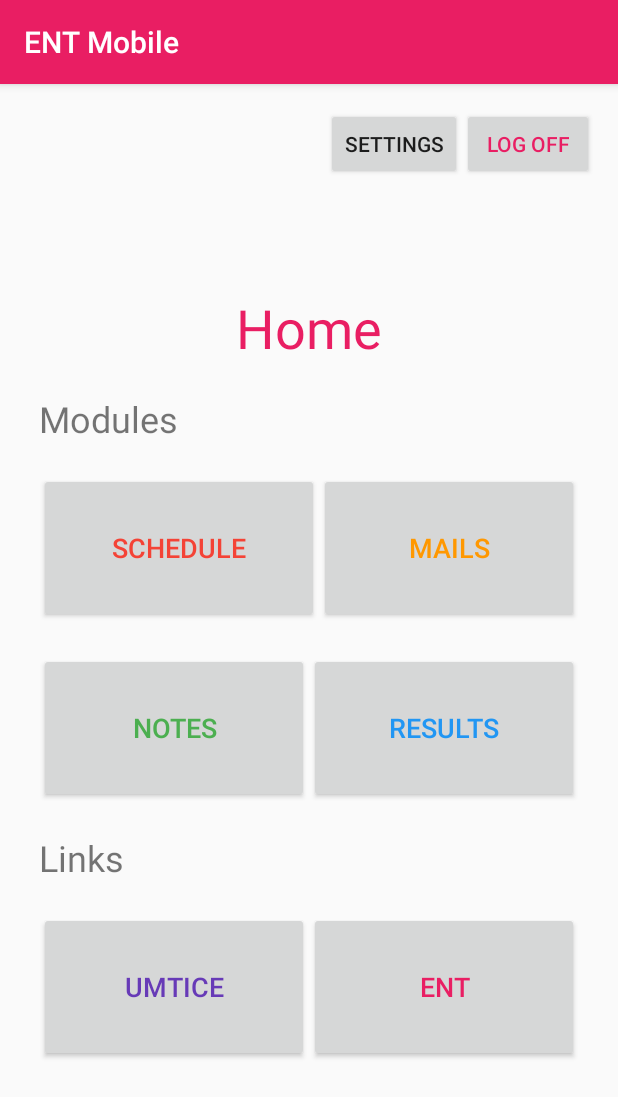
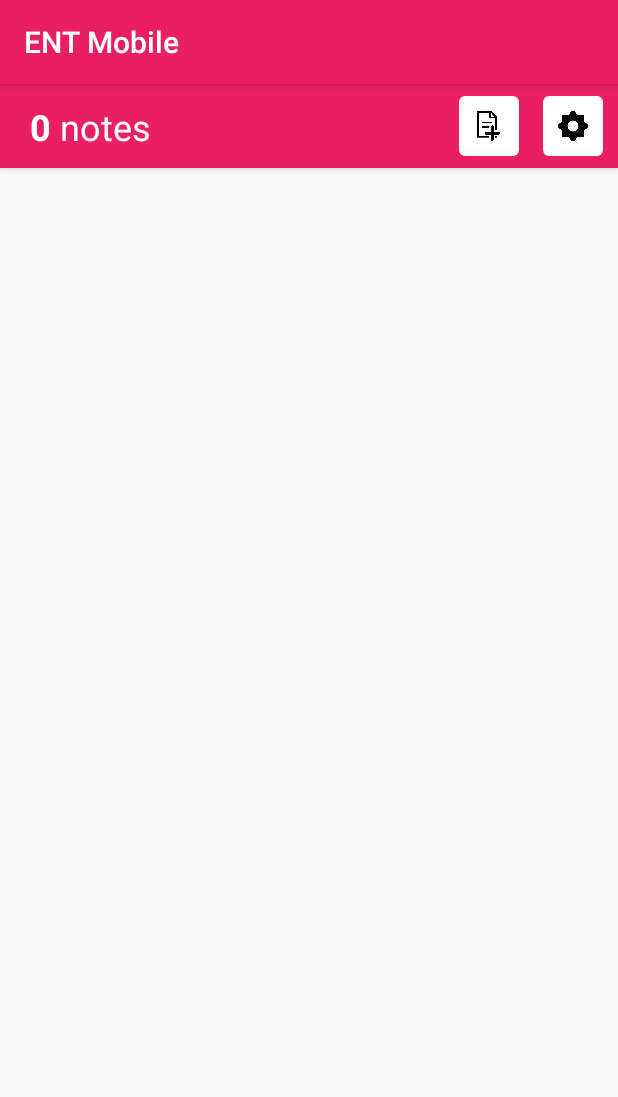
Before and after one commit to arthurbourret/ENTMobile, an Android app: the MainMenu screen opened directly, with no data from a screen before it, after a tap on "NOTES", on a phone screen of 412 x 824 dp. Shown: the top 1097 px of the screen. Run offline under Robolectric (Android 15) with nearby library versions, the phone set to English and light mode, and no system bars.

Commit message:
Minor adjustments and addition of the Notes module - (Create Account Activity) Code adjustments to fix an issue. - (Main Menu Activity) Minor UI structure adjustments. - (Main Menu Activity) Changed the the Log-Off and Settings Buttons to ImageButtons. - (Settings Activity) Added the logo of Laval's IUT. - (Notes Activity) Created the structure of the activity.

```diff
--- a/app/build.gradle
+++ b/app/build.gradle
@@ -35,6 +35,7 @@ dependencies {
     implementation 'androidx.lifecycle:lifecycle-livedata-ktx:2.2.0'
     implementation 'androidx.lifecycle:lifecycle-viewmodel-ktx:2.2.0'
     implementation 'androidx.preference:preference:1.1.1'
+    implementation 'androidx.legacy:legacy-support-v4:1.0.0'
     testImplementation 'junit:junit:4.+'
     androidTestImplementation 'androidx.test.ext:junit:1.1.2'
     androidTestImplementation 'androidx.test.espresso:espresso-core:3.3.0'
--- a/app/src/main/java/com/example/entmobile/MainMenu.java
+++ b/app/src/main/java/com/example/entmobile/MainMenu.java
@@ -5,6 +5,7 @@ import android.net.Uri;
 import android.os.Bundle;
 import android.view.View;
 import android.widget.Button;
+import android.widget.ImageButton;
 import android.widget.Toast;
 
 import androidx.appcompat.app.AppCompatActivity;
@@ -16,10 +17,11 @@ public class MainMenu extends AppCompatActivity {
     private final static String Url_ENT = "http://mon-ent-etudiant.univ-lemans.fr/fr/index.html"; //String containing the URL to the ENT website
     private final static String Url_UMTICE = "http://umtice.univ-lemans.fr/my/"; //String containing the URL to the UMTICE website
 
-    private Button button_log_off; //Button used to launch the "openLogInMenu()" method.
+    private ImageButton button_log_off; //Button used to launch the "openLogInMenu()" method.
+    private ImageButton button_settings; //Button used to launch the "openSettings()" method.
+
     private Button button_umtice; //Button used to launch the "openENTinBrowser()" method.
     private Button button_ent; //Button used to launch the "openUMTICEinBrowser()" method.
-    private Button button_settings; //Button used to launch the "openSettings()" method.
     private Button button_shedule; //Button used to launch the "openSchedule()" method.
     private Button button_mails; //Button used to launch the "openMails()" method.
     private Button button_notes; //Button used to launch the "openNotes()" method.
@@ -138,7 +140,8 @@ public class MainMenu extends AppCompatActivity {
      * Method used to open the Note page
      */
     private void openNotes() {
-        notImplemented();
+        Intent intent = new Intent(this, Notes.class);
+        startActivity(intent);
     }
 
     /**
--- /dev/null
+++ b/app/src/main/java/com/example/entmobile/Notes.java
@@ -0,0 +1,65 @@
+package com.example.entmobile;
+
+import androidx.appcompat.app.AppCompatActivity;
+
+import android.annotation.SuppressLint;
+import android.graphics.Color;
+import android.os.Bundle;
+import android.view.MotionEvent;
+import android.view.View;
+import android.widget.ImageButton;
+import android.widget.TextView;
+
+import com.google.android.material.floatingactionbutton.FloatingActionButton;
+
+public class Notes extends AppCompatActivity {
+
+    TextView notes_counter;
+    ImageButton notes_settings_button;
+    ImageButton add_note_button;
+
+    @Override
+    protected void onCreate(Bundle savedInstanceState) {
+        super.onCreate(savedInstanceState);
+        setContentView(R.layout.activity_notes);
+
+        notes_counter = findViewById(R.id.notes_counter);
+        add_note_button = findViewById(R.id.add_note_button);
+        notes_settings_button = findViewById(R.id.notes_settings_button);
+
+        setupButtonsFeedback();
+    }
+
+    @SuppressLint("ClickableViewAccessibility")
+    private void setupButtonsFeedback() {
+        add_note_button.setOnTouchListener(new View.OnTouchListener() {
+            @Override
+            public boolean onTouch(View v, MotionEvent event) {
+                if (event.getAction() == MotionEvent.ACTION_DOWN) {
+                    add_note_button.setBackgroundResource(R.drawable.rounded_corners_pressed);
+                    return true;
+                }
+                else if (event.getAction() == MotionEvent.ACTION_UP) {
+                    add_note_button.setBackgroundResource(R.drawable.rounded_corners);
+                    return true;
+                }
+                return false;
+            }
+        });
+
+        notes_settings_button.setOnTouchListener(new View.OnTouchListener() {
+            @Override
+            public boolean onTouch(View v, MotionEvent event) {
+                if (event.getAction() == MotionEvent.ACTION_DOWN) {
+                    notes_settings_button.setBackgroundResource(R.drawable.rounded_corners_pressed);
+                    return true;
+                }
+                else if (event.getAction() == MotionEvent.ACTION_UP) {
+                    notes_settings_button.setBackgroundResource(R.drawable.rounded_corners);
+                    return true;
+                }
+                return false;
+            }
+        });
+    }
+}
--- a/app/src/main/java/com/example/entmobile/Settings.java
+++ b/app/src/main/java/com/example/entmobile/Settings.java
@@ -11,11 +11,9 @@ public class Settings extends AppCompatActivity {
     protected void onCreate(Bundle savedInstanceState) {
         super.onCreate(savedInstanceState);
         setContentView(R.layout.settings_activity);
+
         if (savedInstanceState == null) {
-            getSupportFragmentManager()
-                    .beginTransaction()
-                    .replace(R.id.settings, new SettingsFragment())
-                    .commit();
+            getSupportFragmentManager().beginTransaction().replace(R.id.settings, new SettingsFragment()).commit();
         }
     }
 
--- /dev/null
+++ b/app/src/main/res/drawable/rounded_corners.xml
@@ -0,0 +1,5 @@
+<?xml version="1.0" encoding="utf-8"?>
+<shape xmlns:android="http://schemas.android.com/apk/res/android">
+    <corners android:radius="4dp" />
+    <solid android:color="#FFFFFF" />
+</shape>
--- /dev/null
+++ b/app/src/main/res/drawable/rounded_corners_pressed.xml
@@ -0,0 +1,5 @@
+<?xml version="1.0" encoding="utf-8"?>
+<shape xmlns:android="http://schemas.android.com/apk/res/android">
+    <corners android:radius="4dp" />
+    <solid android:color="#666b6c" />
+</shape>
--- a/app/src/main/res/layout/activity_create_account.xml
+++ b/app/src/main/res/layout/activity_create_account.xml
@@ -13,7 +13,7 @@
         android:layout_width="wrap_content"
         android:layout_height="160dp"
         android:layout_marginTop="40dp"
-        android:contentDescription="@string/logo_content_desc"
+        android:contentDescription="@string/logo_iut_content_desc"
         android:src="@drawable/app_res_img_logo_iut"
         app:layout_constraintEnd_toEndOf="parent"
         app:layout_constraintStart_toStartOf="parent"
--- a/app/src/main/res/layout/activity_main_menu.xml
+++ b/app/src/main/res/layout/activity_main_menu.xml
@@ -6,53 +6,62 @@
     android:layout_height="match_parent"
     tools:context=".MainMenu">
 
-    <LinearLayout
-        android:id="@+id/linearLayout"
-        android:layout_width="wrap_content"
-        android:layout_height="wrap_content"
-        android:layout_marginTop="16dp"
-        android:layout_marginEnd="16dp"
-        android:layout_marginRight="16dp"
-        android:gravity="center"
-        android:orientation="horizontal"
-        app:layout_constraintEnd_toEndOf="parent"
-        app:layout_constraintTop_toTopOf="parent">
-
-        <Button
-            android:id="@+id/button_settings"
-            android:layout_width="wrap_content"
-            android:layout_height="wrap_content"
-            android:layout_weight="1"
-            android:text="@string/settings" />
-
-        <Button
-            android:id="@+id/button_log_off"
-            android:layout_width="wrap_content"
-            android:layout_height="wrap_content"
-            android:layout_weight="1"
-            android:text="@string/log_off"
-            android:textColor="#E91E63" />
-    </LinearLayout>
-
     <TableLayout
         android:layout_width="0dp"
         android:layout_height="0dp"
         android:layout_marginStart="16dp"
         android:layout_marginLeft="16dp"
-        android:layout_marginTop="64dp"
         android:layout_marginEnd="16dp"
         android:layout_marginRight="16dp"
         app:layout_constraintBottom_toBottomOf="parent"
         app:layout_constraintEnd_toEndOf="parent"
         app:layout_constraintStart_toStartOf="parent"
-        app:layout_constraintTop_toBottomOf="@+id/linearLayout">
+        app:layout_constraintTop_toTopOf="parent">
 
         <TableRow
             android:layout_width="match_parent"
             android:layout_height="match_parent"
             android:layout_margin="10dp"
             android:layout_marginBottom="40dp"
-            android:gravity="center">
+            android:layout_weight="1"
+            android:gravity="top|end"
+            android:orientation="horizontal">
+
+            <LinearLayout
+                android:id="@+id/linearLayout"
+                android:layout_width="185dp"
+                android:layout_height="50dp"
+                android:gravity="top|end"
+                android:orientation="horizontal">
+
+                <ImageButton
+                    android:id="@+id/button_settings"
+                    android:layout_width="50dp"
+                    android:layout_height="50dp"
+                    android:adjustViewBounds="false"
+                    android:contentDescription="@string/settings"
+                    android:cropToPadding="false"
+                    android:scaleType="centerInside"
+                    app:srcCompat="@drawable/app_res_img_settings" />
+
+                <ImageButton
+                    android:id="@+id/button_log_off"
+                    android:layout_width="50dp"
+                    android:layout_height="50dp"
+                    android:adjustViewBounds="false"
+                    android:contentDescription="@string/log_off"
+                    android:scaleType="centerInside"
+                    app:srcCompat="@drawable/app_res_img_log_off" />
+            </LinearLayout>
+        </TableRow>
+
+        <TableRow
+            android:layout_width="match_parent"
+            android:layout_height="match_parent"
+            android:layout_margin="10dp"
+            android:layout_marginBottom="40dp"
+            android:layout_weight="1"
+            android:gravity="center|center_vertical">
 
             <TextView
                 android:id="@+id/textView_home"
@@ -61,14 +70,17 @@
                 android:gravity="center"
                 android:text="@string/home"
                 android:textColor="#E91E63"
-                android:textSize="36sp" />
+                android:textSize="36sp"
+                android:textStyle="bold" />
 
         </TableRow>
 
         <TableRow
             android:layout_width="match_parent"
             android:layout_height="match_parent"
-            android:layout_margin="10dp">
+            android:layout_margin="10dp"
+            android:layout_weight="0.5"
+            android:gravity="center_vertical">
 
             <TextView
                 android:id="@+id/textView_modules"
@@ -80,19 +92,16 @@
 
         <TableRow
             android:layout_width="match_parent"
-            android:layout_height="match_parent" >
-
-        </TableRow>
-
-        <TableRow
-            android:layout_width="match_parent"
             android:layout_height="match_parent"
-            android:layout_margin="10dp">
+            android:layout_margin="10dp"
+            android:layout_weight="1"
+            android:gravity="center_vertical">
 
             <LinearLayout
                 android:layout_width="match_parent"
                 android:layout_height="match_parent"
                 android:layout_weight="1"
+                android:gravity="center_vertical"
                 android:orientation="horizontal">
 
                 <Button
@@ -123,12 +132,15 @@
         <TableRow
             android:layout_width="match_parent"
             android:layout_height="match_parent"
-            android:layout_margin="10dp">
+            android:layout_margin="10dp"
+            android:layout_weight="1"
+            android:gravity="center_vertical">
 
             <LinearLayout
                 android:layout_width="match_parent"
                 android:layout_height="match_parent"
                 android:layout_weight="1"
+                android:gravity="center_vertical"
                 android:orientation="horizontal">
 
                 <Button
@@ -158,7 +170,9 @@
         <TableRow
             android:layout_width="match_parent"
             android:layout_height="match_parent"
-            android:layout_margin="10dp">
+            android:layout_margin="10dp"
+            android:layout_weight="0.5"
+            android:gravity="center_vertical">
 
             <TextView
                 android:id="@+id/textView_links"
@@ -171,12 +185,15 @@
         <TableRow
             android:layout_width="match_parent"
             android:layout_height="match_parent"
-            android:layout_margin="10dp">
+            android:layout_margin="10dp"
+            android:layout_weight="1"
+            android:gravity="center_vertical">
 
             <LinearLayout
                 android:layout_width="match_parent"
                 android:layout_height="match_parent"
                 android:layout_weight="1"
+                android:gravity="center_vertical"
                 android:orientation="horizontal">
 
                 <Button
--- /dev/null
+++ b/app/src/main/res/layout/activity_notes.xml
@@ -0,0 +1,116 @@
+<?xml version="1.0" encoding="utf-8"?>
+<androidx.coordinatorlayout.widget.CoordinatorLayout xmlns:android="http://schemas.android.com/apk/res/android"
+    xmlns:tools="http://schemas.android.com/tools"
+    xmlns:app="http://schemas.android.com/apk/res-auto"
+
+    android:layout_width="match_parent"
+    android:layout_height="match_parent">
+
+    <com.google.android.material.appbar.AppBarLayout
+        android:id="@+id/appbar"
+        android:layout_height="wrap_content"
+        android:layout_width="match_parent">
+
+        <androidx.constraintlayout.widget.ConstraintLayout
+            android:layout_width="match_parent"
+            android:layout_height="wrap_content"
+            android:layout_gravity="center_vertical"
+            android:paddingLeft="10dp"
+            android:paddingRight="10dp">
+
+            <LinearLayout
+                android:id="@+id/linearLayout2"
+                android:layout_width="wrap_content"
+                android:layout_height="wrap_content"
+                android:gravity="center|start"
+                app:layout_constraintBottom_toBottomOf="parent"
+                app:layout_constraintStart_toStartOf="parent"
+                app:layout_constraintTop_toTopOf="parent">
+
+                <TextView
+                    android:id="@+id/notes_counter"
+                    android:layout_width="wrap_content"
+                    android:layout_height="wrap_content"
+                    android:gravity="center|start"
+                    android:paddingLeft="10dp"
+                    android:paddingTop="10dp"
+                    android:paddingBottom="10dp"
+                    android:text="0"
+                    android:textColor="#FFFFFF"
+                    android:textSize="24sp"
+                    android:textStyle="bold" />
+
+                <TextView
+                    android:layout_width="wrap_content"
+                    android:layout_height="wrap_content"
+                    android:gravity="center|start"
+                    android:paddingTop="10dp"
+                    android:paddingRight="10dp"
+                    android:paddingBottom="10dp"
+                    android:text=" notes"
+                    android:textColor="#FFFFFF"
+                    android:textSize="24sp" />
+
+            </LinearLayout>
+
+            <ImageButton
+                android:id="@+id/add_note_button"
+                android:layout_width="40dp"
+                android:layout_height="40dp"
+                android:layout_gravity="center|end"
+                android:layout_marginTop="8dp"
+                android:layout_marginEnd="16dp"
+                android:layout_marginRight="16dp"
+                android:layout_marginBottom="8dp"
+                android:adjustViewBounds="true"
+                android:background="@drawable/rounded_corners"
+                android:clickable="true"
+                android:cropToPadding="true"
+                android:paddingLeft="10dp"
+                android:paddingTop="10dp"
+                android:paddingRight="10dp"
+                android:paddingBottom="10dp"
+                android:scaleType="centerInside"
+                app:layout_constraintBottom_toBottomOf="parent"
+                app:layout_constraintEnd_toStartOf="@+id/notes_settings_button"
+                app:layout_constraintTop_toTopOf="parent"
+                app:srcCompat="@drawable/app_res_img_add_new_note" />
+
+            <ImageButton
+                android:id="@+id/notes_settings_button"
+                android:layout_width="40dp"
+                android:layout_height="40dp"
+                android:layout_gravity="center|end"
+                android:layout_marginTop="8dp"
+                android:layout_marginBottom="8dp"
+                android:adjustViewBounds="true"
+                android:background="@drawable/rounded_corners"
+                android:clickable="true"
+                android:cropToPadding="true"
+                android:paddingLeft="10dp"
+                android:paddingTop="10dp"
+                android:paddingRight="10dp"
+                android:paddingBottom="10dp"
+                android:scaleType="centerInside"
+                app:layout_constraintBottom_toBottomOf="parent"
+                app:layout_constraintEnd_toEndOf="parent"
+                app:layout_constraintTop_toTopOf="parent"
+                app:srcCompat="@drawable/app_res_img_settings" />
+
+        </androidx.constraintlayout.widget.ConstraintLayout>
+
+    </com.google.android.material.appbar.AppBarLayout>
+
+    <androidx.core.widget.NestedScrollView
+        android:layout_width="match_parent"
+        android:layout_height="match_parent"
+
+        app:layout_behavior="com.google.android.material.appbar.AppBarLayout$ScrollingViewBehavior">
+
+        <androidx.constraintlayout.widget.ConstraintLayout
+            android:layout_width="match_parent"
+            android:layout_height="match_parent"
+            tools:context=".Notes" />
+    </androidx.core.widget.NestedScrollView>
+
+</androidx.coordinatorlayout.widget.CoordinatorLayout>
--- a/app/src/main/res/values/strings.xml
+++ b/app/src/main/res/values/strings.xml
@@ -48,7 +48,7 @@
     <string name="location">Location</string>
     <string name="teacher">Teacher(s)</string>
     <string name="student">Students</string>
-    <string name="logo_content_desc">Logo de l\'IUT de Laval</string>
+    <string name="logo_iut_content_desc">Logo de l\'IUT de Laval</string>
     <string name="title_activity_settings">Settings</string>
 
     <!-- Settings-->
```
Also changed, not shown: app/src/main/AndroidManifest.xml (+7 -18 lines), app/src/main/java/com/example/entmobile/CreateAccount.java (+31 -25 lines), app/src/main/res/layout/settings_activity.xml (+22 -4 lines), app/src/main/res/drawable-v24/app_res_img_add.png (added), app/src/main/res/drawable-v24/app_res_img_add_new_note.png (added), app/src/main/res/drawable-v24/app_res_img_log_off.png, 2 other files.
